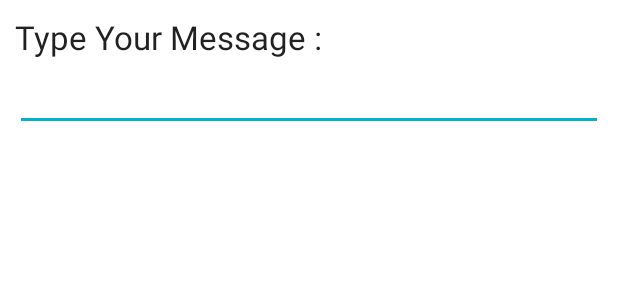
After one commit to theOfficial-IrvinGiL/Thesis-Auxiliary-Android-Application-_-Energy-Consumption-Monitoring, an Android app: the layout prompts.xml on its own in the app's theme, with its tools: preview values and no code run, on a phone screen of 412 x 824 dp. The commit adds this screen. Shown: the top 300 px of the screen. Run offline under Robolectric (Android 15) with nearby library versions, the phone set to English and light mode, and no system bars.

```diff
--- /dev/null
+++ b/app/src/main/res/layout/prompts.xml
@@ -0,0 +1,29 @@
+<?xml version="1.0" encoding="utf-8"?>
+<LinearLayout xmlns:android="http://schemas.android.com/apk/res/android"
+    xmlns:tools="http://schemas.android.com/tools"
+    android:id="@+id/layout_root"
+    android:layout_width="fill_parent"
+    android:layout_height="fill_parent"
+    android:orientation="vertical"
+    android:padding="10dp" >
+
+    <TextView
+        android:id="@+id/textView1"
+        android:layout_width="wrap_content"
+        android:layout_height="wrap_content"
+        android:text="Type Your Message : "
+        android:textAppearance="?android:attr/textAppearanceLarge" />
+
+    <EditText
+        android:id="@+id/editTextDialogUserInput"
+        android:layout_width="match_parent"
+        android:layout_height="wrap_content"
+        android:inputType="phone"
+        android:minHeight="48dp"
+        tools:ignore="SpeakableTextPresentCheck,SpeakableTextPresentCheck">
+
+        <requestFocus />
+
+    </EditText>
+
+</LinearLayout>
```
Also changed, not shown: app/src/main/java/com/example/thesis_androidapplication/MainActivity.java (+117 -0 lines), app/src/main/java/com/example/thesis_androidapplication/MyDatabaseHelper.java (+64 -15 lines), app/src/main/java/com/example/thesis_androidapplication/splashScreen.java (+17 -2 lines).
